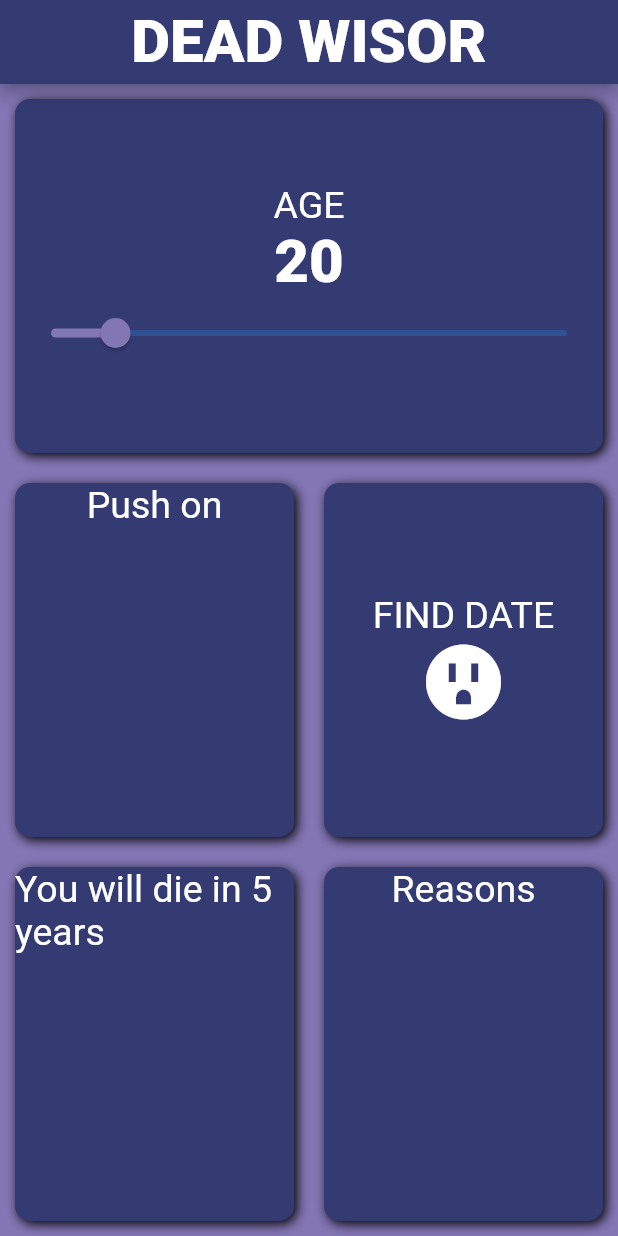
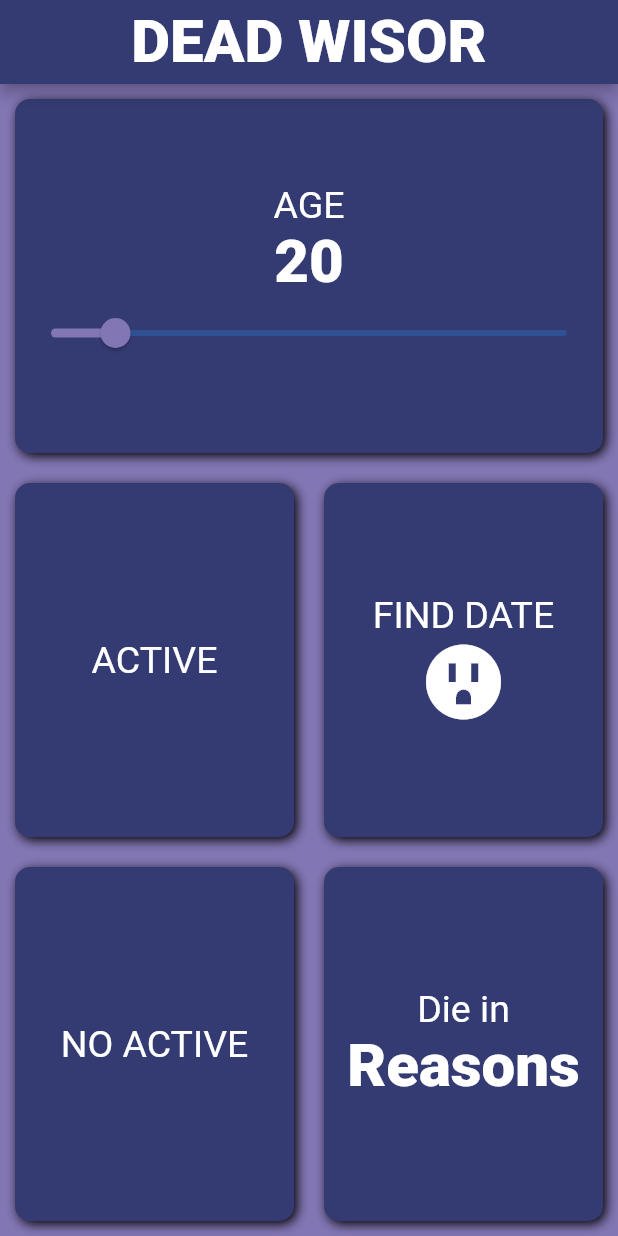
Before and after one commit to CupcakewithSnow/DeadAppa, a Flutter app: the screen it shows after launch, on a phone screen of 412 x 824 dp. Run offline on Flutter 3.47's test engine with Material 2 defaults, Android fonts, the phone set to English and light mode, and no system bars; our stand-ins replace google_fonts; Roboto replaces fonts that are missing (Aldrich).

Commit message:
final commit

```diff
--- a/lib/const.dart
+++ b/lib/const.dart
@@ -3,3 +3,4 @@ import 'package:flutter/material.dart';
 const Color myColorOne = Color(0xFF343B72);
 const Color myBackgroundColor = Color(0xFF8376B4);
 const Color myColorSpiner = Color(0xFF715AD4);
+const Color noActiveColor = Color(0xFF4B3F78);
--- a/lib/main.dart
+++ b/lib/main.dart
@@ -27,8 +27,12 @@ class FlipperPage extends StatefulWidget {
   State<FlipperPage> createState() => _FlipperPageState();
 }
 
+enum Activiti { active, noActive }
+
 class _FlipperPageState extends State<FlipperPage> {
+  Activiti? activiti;
   int age = 20;
+  int deadYears = 0;
   @override
   Widget build(BuildContext context) {
     return Scaffold(
@@ -69,23 +73,59 @@ class _FlipperPageState extends State<FlipperPage> {
             ),
             Expanded(
               child: Row(
-                children: const <Widget>[
-                  Expanded(child: MyColumn(text: 'Push on')),
+                children: <Widget>[
                   Expanded(
                     child: MyColumn(
-                      text: 'FIND DATE',
-                      icon: Icons.outlet_sharp,
+                      text: 'ACTIVE',
+                      onTap: () {
+                        setState(() {
+                          activiti = Activiti.active;
+                        });
+                      },
+                      color: activiti == Activiti.active
+                          ? noActiveColor
+                          : myColorOne,
                       axis: MainAxisAlignment.center,
                     ),
+                  ),
+                  Expanded(
+                    child: MyColumn(
+                        text: 'FIND DATE',
+                        icon: Icons.outlet_sharp,
+                        axis: MainAxisAlignment.center,
+                        onTap: () => setState(() {
+                              double a = activiti == Activiti.active ? 15 : 7;
+                              deadYears = ((2 * a) / (age * 0.1)).round();
+                            })),
                   )
                 ],
               ),
             ),
             Expanded(
               child: Row(
-                children: const <Widget>[
-                  Expanded(child: MyColumn(text: 'You will die in 5 years')),
-                  Expanded(child: MyColumn(text: 'Reasons'))
+                children: <Widget>[
+                  Expanded(
+                    child: MyColumn(
+                      text: 'NO ACTIVE',
+                      onTap: () {
+                        setState(() {
+                          activiti = Activiti.noActive;
+                        });
+                      },
+                      color: activiti == Activiti.noActive
+                          ? noActiveColor
+                          : myColorOne,
+                      axis: MainAxisAlignment.center,
+                    ),
+                  ),
+                  Expanded(
+                    child: MyColumn(
+                      text: 'Die in',
+                      ageNumber:
+                          deadYears != 0 ? deadYears.toString() : 'Reasons',
+                      axis: MainAxisAlignment.center,
+                    ),
+                  )
                 ],
               ),
             ),
--- a/lib/widgets/my_card.dart
+++ b/lib/widgets/my_card.dart
@@ -28,5 +28,4 @@ class MyCard extends StatelessWidget {
           ),
         ),
       );
-
 }
--- a/lib/widgets/my_column.dart
+++ b/lib/widgets/my_column.dart
@@ -1,5 +1,6 @@
 import 'dart:ui';
 
+import 'package:calculate/const.dart';
 import 'package:calculate/widgets/my_card.dart';
 import 'package:flutter/cupertino.dart';
 import 'package:flutter/material.dart';
@@ -14,6 +15,8 @@ class MyColumn extends StatelessWidget {
   final String? ageNumber;
   final Widget? myWidget;
   final MainAxisAlignment? axis;
+  final Function? onTap;
+  final Color? color;
   const MyColumn({
     Key? key,
     required this.text,
@@ -21,13 +24,17 @@ class MyColumn extends StatelessWidget {
     this.ageNumber,
     this.axis,
     this.icon,
+    this.onTap,
+    this.color,
   }) : super(key: key);
   @override
   Widget build(BuildContext context) => GestureDetector(
+        onTap: ()=>onTap!(),
         child: Container(
           decoration: const BoxDecoration(),
           child: Expanded(
             child: MyCard(
+              color: color != null ? color! : myColorOne,
               child: Column(
                 mainAxisAlignment:
                     axis != null ? axis! : MainAxisAlignment.start,
```
Also changed, not shown: 1 other file. Lines whose indentation alone changed are shown as unchanged.
